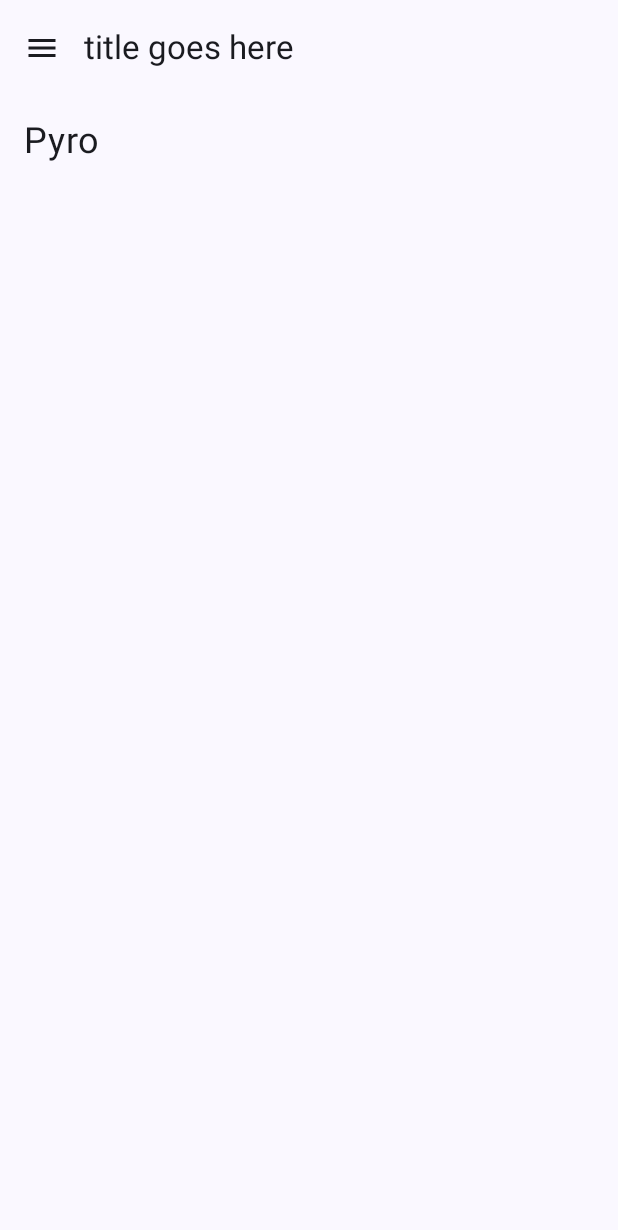
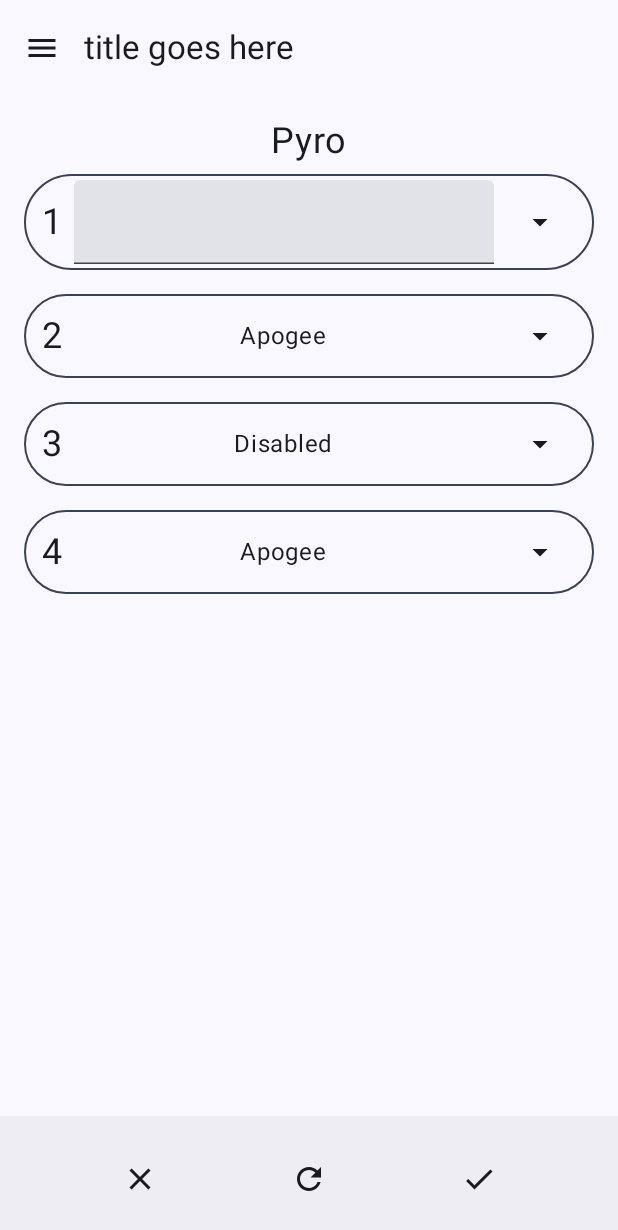
Before and after one commit to blahblahbloopster/cs361-project, an Android app built with Jetpack Compose: the ConfigureView screen opened through its navigation route, on a phone screen of 412 x 824 dp. Before the commit the part shown is almost empty. Shown: the top 1230 px of the screen. Run offline under Robolectric (Android 15) with nearby library versions, the phone set to English and light mode, and no system bars; our stand-ins replace Dagger/Hilt's generated code.

Commit message:
add dropdowns and such for config

```diff
--- a/app/src/main/java/com/github/osuasdt/groundstation/MainActivity.kt
+++ b/app/src/main/java/com/github/osuasdt/groundstation/MainActivity.kt
@@ -14,6 +14,7 @@ import androidx.compose.foundation.layout.Column
 import androidx.compose.foundation.layout.PaddingValues
 import androidx.compose.foundation.layout.Row
 import androidx.compose.foundation.layout.Spacer
+import androidx.compose.foundation.layout.fillMaxHeight
 import androidx.compose.foundation.layout.fillMaxWidth
 import androidx.compose.foundation.layout.height
 import androidx.compose.foundation.layout.padding
@@ -22,21 +23,35 @@ import androidx.compose.foundation.layout.width
 import androidx.compose.foundation.lazy.LazyColumn
 import androidx.compose.foundation.shape.CircleShape
 import androidx.compose.foundation.shape.RoundedCornerShape
+import androidx.compose.foundation.text.BasicTextField
+import androidx.compose.foundation.text.input.rememberTextFieldState
 import androidx.compose.material.icons.Icons
+import androidx.compose.material.icons.filled.ArrowDropDown
+import androidx.compose.material.icons.filled.Check
+import androidx.compose.material.icons.filled.Close
 import androidx.compose.material.icons.filled.Edit
+import androidx.compose.material.icons.filled.Refresh
+import androidx.compose.material3.BottomAppBar
+import androidx.compose.material3.Button
+import androidx.compose.material3.DropdownMenu
+import androidx.compose.material3.DropdownMenuItem
+import androidx.compose.material3.ExperimentalMaterial3Api
 import androidx.compose.material3.FabPosition
 import androidx.compose.material3.FloatingActionButton
 import androidx.compose.material3.HorizontalDivider
 import androidx.compose.material3.Icon
+import androidx.compose.material3.IconButton
 import androidx.compose.material3.MaterialTheme
 import androidx.compose.material3.ModalDrawerSheet
 import androidx.compose.material3.NavigationDrawerItem
 import androidx.compose.material3.Text
+import androidx.compose.material3.TextField
 import androidx.compose.runtime.Composable
 import androidx.compose.runtime.LaunchedEffect
 import androidx.compose.runtime.collectAsState
 import androidx.compose.runtime.getValue
 import androidx.compose.runtime.mutableLongStateOf
+import androidx.compose.runtime.mutableStateOf
 import androidx.compose.runtime.remember
 import androidx.compose.runtime.setValue
 import androidx.compose.ui.Alignment
@@ -78,10 +93,10 @@ class MainActivity : ComponentActivity() {
 
             NavHost(navController = navController, startDestination = Home) {
                 composable<Home> {
-                    MainView(navController, computer.data)
+                    MainView({}, { navController.navigate(Configure) }, computer.data)
                 }
                 composable<Configure> {
-                    ConfigureView(navController)
+                    ConfigureView({ navController.navigate(Home) }, {}, computer)
                 }
             }
         }
@@ -89,43 +104,69 @@ class MainActivity : ComponentActivity() {
 }
 
 @Composable
-fun DrawerContent(controller: NavController) {
-    ModalDrawerSheet {
-        Text("bar title", modifier = Modifier.padding(16.dp))
-        HorizontalDivider()
-        NavigationDrawerItem(
-            label = { Text("Home") },
-            selected = false,  // FIXME
-            onClick = {
-                controller.navigate(route = Home)
+fun ConfigureView(toMain: () -> Unit, toConfig: () -> Unit, repository: ComputerRepository) {
+    val computer by repository.data.collectAsState(initial = ComputerStatus())
+    PageContainer(toMain, toConfig, bottomBar = {
+        BottomAppBar {
+            Row(modifier = Modifier.fillMaxWidth(), horizontalArrangement = Arrangement.SpaceEvenly) {
+                IconButton({}, modifier = Modifier.fillMaxHeight()) {
+                    Icon(Icons.Default.Close, "Cancel")
+                }
+                IconButton({}, modifier = Modifier.fillMaxHeight()) {
+                    Icon(Icons.Default.Refresh, "Reset")
+                }
+                IconButton({}, modifier = Modifier.fillMaxHeight()) {
+                    Icon(Icons.Default.Check, "Apply")
+                }
             }
-        )
-        NavigationDrawerItem(
-            label = { Text("Configure") },
-            selected = false,  // FIXME
-            onClick = {
-                controller.navigate(route = Configure)
-            }
-        )
-    }
-}
+        }
+    }) { modifier ->
+        Column(verticalArrangement = Arrangement.Top, modifier = modifier.fillMaxWidth()) {
+            Text("Pyro", fontSize = 24.sp, modifier = modifier.align(Alignment.CenterHorizontally))
 
-@Composable
-fun ConfigureView(controller: NavController) {
-    PageContainer({ DrawerContent(controller) }) { modifier ->
-        LazyColumn(verticalArrangement = Arrangement.Top, modifier = modifier.fillMaxWidth()) {
-            item {
-                Text("Pyro", fontSize = 24.sp/*, modifier = modifier.align(Alignment.CenterHorizontally)*/)
+            computer.channels.forEach { channel ->
+                var newConfig by remember { mutableStateOf(channel.config) }
+                var expanded by remember { mutableStateOf(false) }
+                Row(Modifier.padding(0.dp, 8.dp).fillMaxWidth().border(1.dp, MaterialTheme.colorScheme.secondary, CircleShape).padding(12.dp, 4.dp), horizontalArrangement = Arrangement.SpaceBetween, verticalAlignment = Alignment.CenterVertically) {
+                    Text("${channel.number}", fontSize = 24.sp)
+                    when (val c = newConfig) {
+                        is ChannelConfig.ApogeeDeploy -> Text("Apogee")
+                        is ChannelConfig.DescentDeploy -> {
+                            //val state = rememberTextFieldState()
+                            TextField(rememberTextFieldState())
+                        }
+                        ChannelConfig.DisabledChannel -> Text("Disabled")
+                    }
+                    Box {
+                        IconButton({ expanded = !expanded }) {
+                            Icon(Icons.Default.ArrowDropDown, "Edit")
+                        }
+                        DropdownMenu(expanded, onDismissRequest = { expanded = false }) {
+                            DropdownMenuItem(text = { Text("Apogee") }, onClick = {
+                                newConfig = ChannelConfig.ApogeeDeploy(0.0f)
+                                expanded = false
+                            })
+                            DropdownMenuItem(text = { Text("Altitude") }, onClick = {
+                                newConfig = ChannelConfig.DescentDeploy(200.0f, 0.0f)
+                                expanded = false
+                            })
+                            DropdownMenuItem(text = { Text("Disabled") }, onClick = {
+                                newConfig = ChannelConfig.DisabledChannel
+                                expanded = false
+                            })
+                        }
+                    }
+                }
             }
         }
     }
 }
 
 @Composable
-fun MainView(controller: NavController, flow: Flow<ComputerStatus>) {
+fun MainView(toMain: () -> Unit, toConfig: () -> Unit, flow: Flow<ComputerStatus>) {
     val computer by flow.collectAsState(initial = ComputerStatus())
 
-    PageContainer({ DrawerContent(controller) }, Pair({ FloatingActionButton({}) { Icon(Icons.Default.Edit, contentDescription = "Edit") } }, FabPosition.End)) { modifier ->
+    PageContainer(toMain, toConfig, Pair({ FloatingActionButton(toConfig) { Icon(Icons.Default.Edit, contentDescription = "Edit") } }, FabPosition.End)) { modifier ->
         Column(verticalArrangement = Arrangement.Top) {
             DeploymentInfo(computer.channels, modifier.padding(0.dp, 8.dp))
             StatusInfo(computer, modifier.padding(0.dp, 8.dp))
--- a/app/src/main/java/com/github/osuasdt/groundstation/PageContainer.kt
+++ b/app/src/main/java/com/github/osuasdt/groundstation/PageContainer.kt
@@ -31,14 +31,37 @@ import kotlinx.serialization.Serializable
 
 @OptIn(ExperimentalMaterial3Api::class)
 @Composable
-fun PageContainer(drawerContent: @Composable () -> Unit, fab: Pair<@Composable () -> Unit, FabPosition> = Pair({}, FabPosition.End), content: @Composable (Modifier) -> Unit) {
+fun PageContainer(toMain: () -> Unit, toConfig: () -> Unit, fab: Pair<@Composable () -> Unit, FabPosition> = Pair({}, FabPosition.End), bottomBar: @Composable () -> Unit = {}, content: @Composable (Modifier) -> Unit) {
     val drawerState = rememberDrawerState(initialValue = DrawerValue.Closed)
     val scope = rememberCoroutineScope()
 
     GroundstationTheme {
         ModalNavigationDrawer(
             drawerContent = {
-                drawerContent()
+                ModalDrawerSheet {
+                    Text("bar title", modifier = Modifier.padding(16.dp))
+                    HorizontalDivider()
+                    NavigationDrawerItem(
+                        label = { Text("Home") },
+                        selected = false,  // FIXME
+                        onClick = {
+                            toMain()
+                            scope.launch {
+                                drawerState.close()
+                            }
+                        }
+                    )
+                    NavigationDrawerItem(
+                        label = { Text("Configure") },
+                        selected = false,  // FIXME
+                        onClick = {
+                            toConfig()
+                            scope.launch {
+                                drawerState.close()
+                            }
+                        }
+                    )
+                }
             },
             drawerState = drawerState
         ) {
@@ -46,6 +69,7 @@ fun PageContainer(drawerContent: @Composable () -> Unit, fab: Pair<@Composable (
                 modifier = Modifier.fillMaxSize(),
                 floatingActionButton = fab.first,
                 floatingActionButtonPosition = fab.second,
+                bottomBar = bottomBar,
                 topBar = {
                     TopAppBar(
                         title = { Text("title goes here") },
--- a/app/src/main/java/com/github/osuasdt/groundstation/Types.kt
+++ b/app/src/main/java/com/github/osuasdt/groundstation/Types.kt
@@ -9,7 +9,7 @@ import kotlin.time.TimeSource
 sealed class ChannelConfig(val delay: Float) {
     data object DisabledChannel : ChannelConfig(0.0f)
     class ApogeeDeploy(delay: Float) : ChannelConfig(delay)
-    class DescentDeploy(altitudeMeters: Float, delay: Float) : ChannelConfig(delay)
+    class DescentDeploy(val altitudeMeters: Float, delay: Float) : ChannelConfig(delay)
 }
 
 enum class ChannelState {
--- a/gradle/libs.versions.toml
+++ b/gradle/libs.versions.toml
@@ -11,7 +11,6 @@ lifecycleRuntimeKtx = "2.6.1"
 activityCompose = "1.8.0"
 composeBom = "2024.09.00"
 navigationCompose = "2.9.2"
-navigationComposeJvmstubs = "2.9.2"
 
 [libraries]
 androidx-core-ktx = { group = "androidx.core", name = "core-ktx", version.ref = "coreKtx" }
@@ -34,9 +33,8 @@ androidx-ui-tooling = { group = "androidx.compose.ui", name = "ui-tooling" }
 androidx-ui-tooling-preview = { group = "androidx.compose.ui", name = "ui-tooling-preview" }
 androidx-ui-test-manifest = { group = "androidx.compose.ui", name = "ui-test-manifest" }
 androidx-ui-test-junit4 = { group = "androidx.compose.ui", name = "ui-test-junit4" }
-androidx-material3 = { group = "androidx.compose.material3", name = "material3" }
+androidx-material3 = { group = "androidx.compose.material3", name = "material3", version = "1.4.0-alpha18" }
 kotlinx-serialization-json = { module = "org.jetbrains.kotlinx:kotlinx-serialization-json", version.ref = "kotlinxSerializationJson" }
-androidx-navigation-compose-jvmstubs = { group = "androidx.navigation", name = "navigation-compose-jvmstubs", version.ref = "navigationComposeJvmstubs" }
 
 [plugins]
 android-application = { id = "com.android.application", version.ref = "agp" }
```
